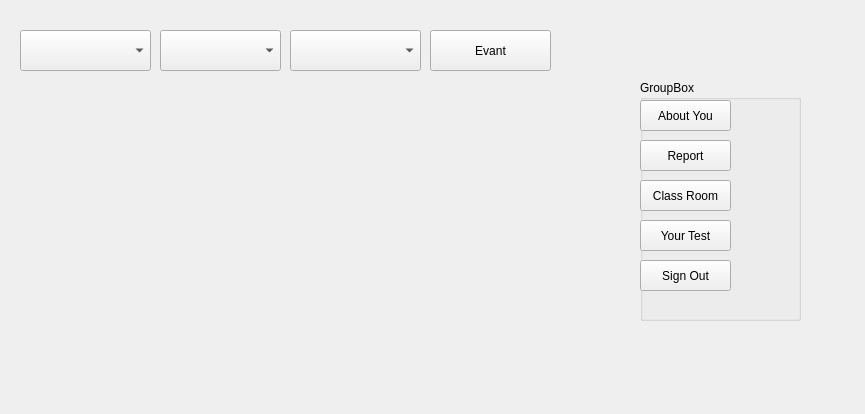
The window that Group4/hea.ui (Assignment-C/UI-APP) describes before a commit, drawn with Qt 5.
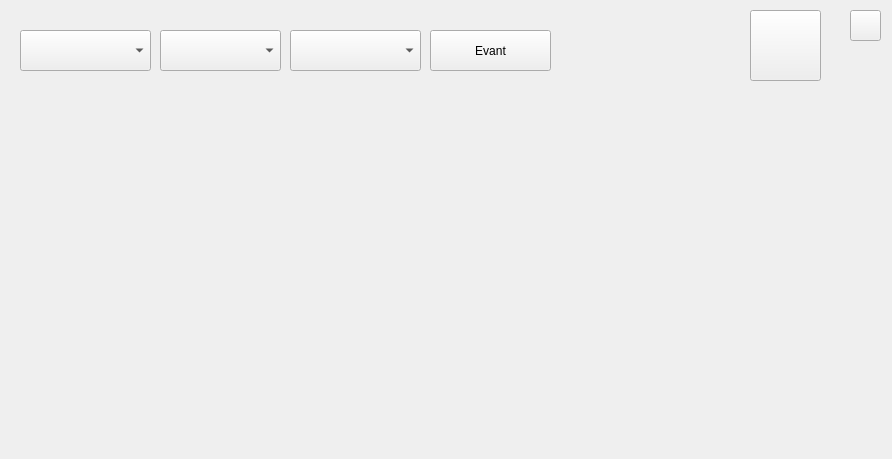
The same window after the commit. Icons and pictures are not drawn.

Diff of the .ui file:
```diff
--- a/Group4/hea.ui
+++ b/Group4/hea.ui
@@ -6,8 +6,8 @@
    <rect>
     <x>0</x>
     <y>0</y>
-    <width>865</width>
-    <height>414</height>
+    <width>892</width>
+    <height>459</height>
    </rect>
   </property>
   <property name="windowTitle">
@@ -56,83 +56,56 @@
     <string>Evant</string>
    </property>
   </widget>
-  <widget class="QGroupBox" name="groupBox">
+  <widget class="QPushButton" name="pushButton_7">
    <property name="geometry">
     <rect>
-     <x>640</x>
-     <y>80</y>
-     <width>161</width>
-     <height>241</height>
+     <x>750</x>
+     <y>10</y>
+     <width>71</width>
+     <height>71</height>
     </rect>
    </property>
-   <property name="title">
-    <string>GroupBox</string>
+   <property name="font">
+    <font>
+     <kerning>true</kerning>
+    </font>
    </property>
-   <widget class="QPushButton" name="pushButton_2">
-    <property name="geometry">
-     <rect>
-      <x>0</x>
-      <y>20</y>
-      <width>91</width>
-      <height>31</height>
-     </rect>
-    </property>
-    <property name="text">
-     <string>About You</string>
-    </property>
-   </widget>
-   <widget class="QPushButton" name="pushButton_3">
-    <property name="geometry">
-     <rect>
-      <x>0</x>
-      <y>60</y>
-      <width>91</width>
-      <height>31</height>
-     </rect>
-    </property>
-    <property name="text">
-     <string>Report</string>
-    </property>
-   </widget>
-   <widget class="QPushButton" name="pushButton_4">
-    <property name="geometry">
-     <rect>
-      <x>0</x>
-      <y>100</y>
-      <width>91</width>
-      <height>31</height>
-     </rect>
-    </property>
-    <property name="text">
-     <string>Class Room</string>
-    </property>
-   </widget>
-   <widget class="QPushButton" name="pushButton_5">
-    <property name="geometry">
-     <rect>
-      <x>0</x>
-      <y>140</y>
-      <width>91</width>
-      <height>31</height>
-     </rect>
-    </property>
-    <property name="text">
-     <string>Your Test</string>
-    </property>
-   </widget>
-   <widget class="QPushButton" name="pushButton_6">
-    <property name="geometry">
-     <rect>
-      <x>0</x>
-      <y>180</y>
-      <width>91</width>
-      <height>31</height>
-     </rect>
-    </property>
-    <property name="text">
-     <string>Sign Out</string>
-    </property>
-   </widget>
+   <property name="text">
+    <string/>
+   </property>
+   <property name="icon">
+    <iconset>
+     <normaloff>../../teacher-240-1128987.png</normaloff>../../teacher-240-1128987.png</iconset>
+   </property>
+   <property name="iconSize">
+    <size>
+     <width>70</width>
+     <height>70</height>
+    </size>
+   </property>
+  </widget>
+  <widget class="QPushButton" name="pushButton_8">
+   <property name="geometry">
+    <rect>
+     <x>850</x>
+     <y>10</y>
+     <width>31</width>
+     <height>31</height>
+    </rect>
+   </property>
+   <property name="text">
+    <string/>
+   </property>
+   <property name="icon">
+    <iconset>
+     <normaloff>../../i2.jpg</normaloff>../../i2.jpg</iconset>
+   </property>
+   <property name="iconSize">
+    <size>
+     <width>30</width>
+     <height>30</height>
+    </size>
+   </property>
   </widget>
  </widget>
  <resources/>
```
Left out of the diff: 26 changed lines with no effect on the pictures.
